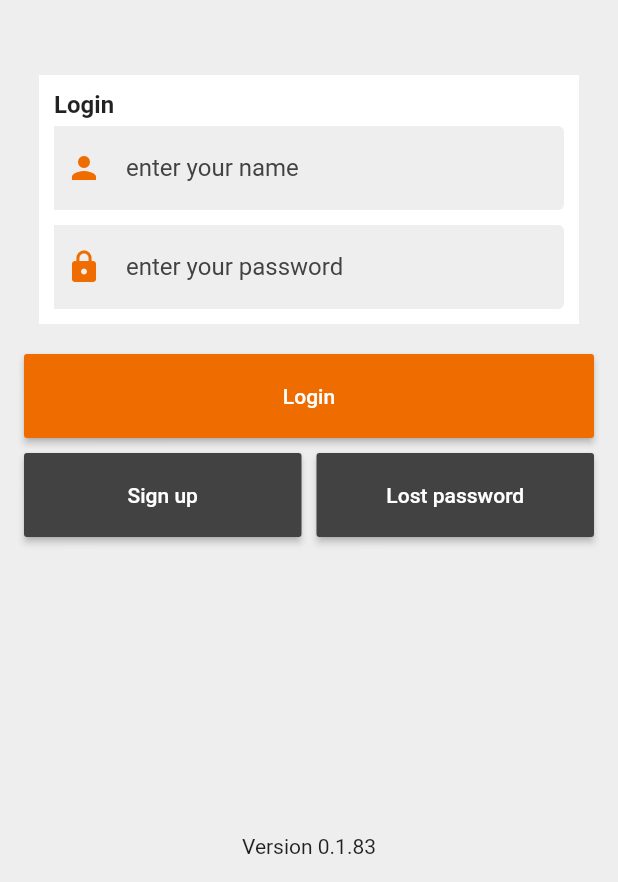
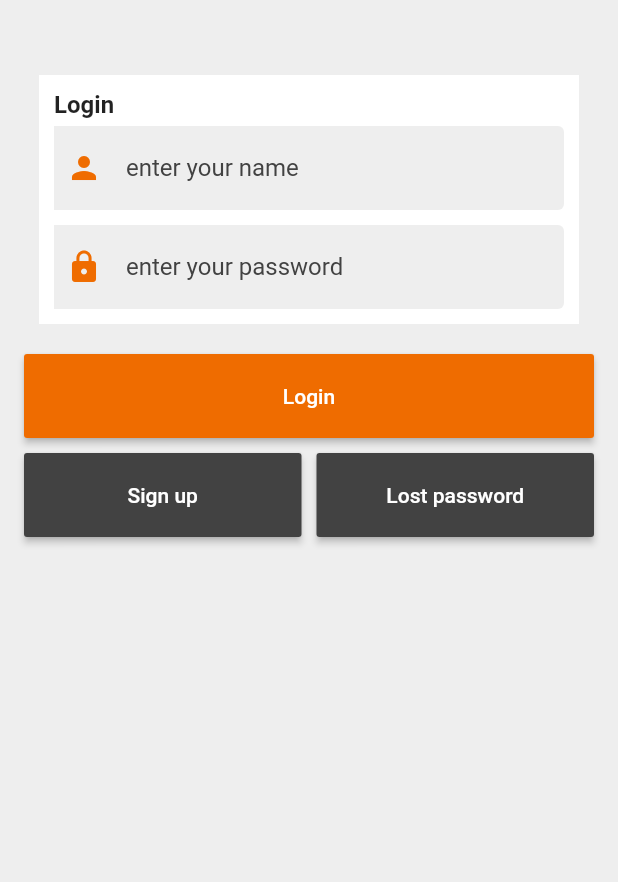
Before and after one commit to kadamowi/lunch_team, a Flutter app: the LoginScreen screen opened directly, on a phone screen of 412 x 824 dp, the part 354-1236 px from its top. Run offline on Flutter 3.47's test engine with Material 2 defaults, Android fonts, the phone set to English and light mode, and no system bars; our stand-ins replace badges, cached_network_image, datetime_picker_formfield, device_info, firebase_messaging, package_info and 1 more; accounts and stored records are empty; network calls fail.

Commit message:
Poprawka scroll

```diff
--- a/lib/screens/LoginScreen.dart
+++ b/lib/screens/LoginScreen.dart
@@ -42,7 +42,6 @@ class _LoginScreenState extends State<LoginScreen> {
   Widget build(BuildContext context) {
     return Scaffold(
       body: SingleChildScrollView(
-        reverse: true,
         child: Container(
           padding: const EdgeInsets.all(16.0),
           //height: 600,
@@ -192,9 +191,7 @@ class _LoginScreenState extends State<LoginScreen> {
               ),
               Spacer(),
               MessageError(message: message),
-              Text(
-                'Version '+_packageInfo.version,
-              ),
+              //Text('Version '+_packageInfo.version,),
             ],
           ),
         ),
```
Also changed, not shown: 1 other file.
